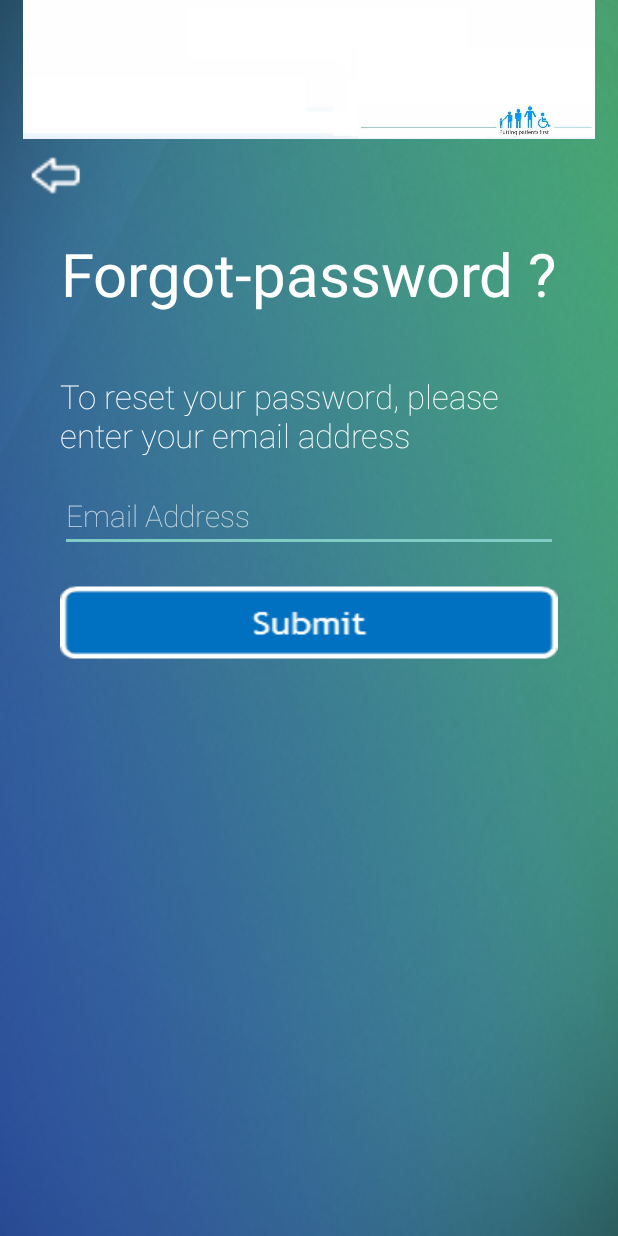
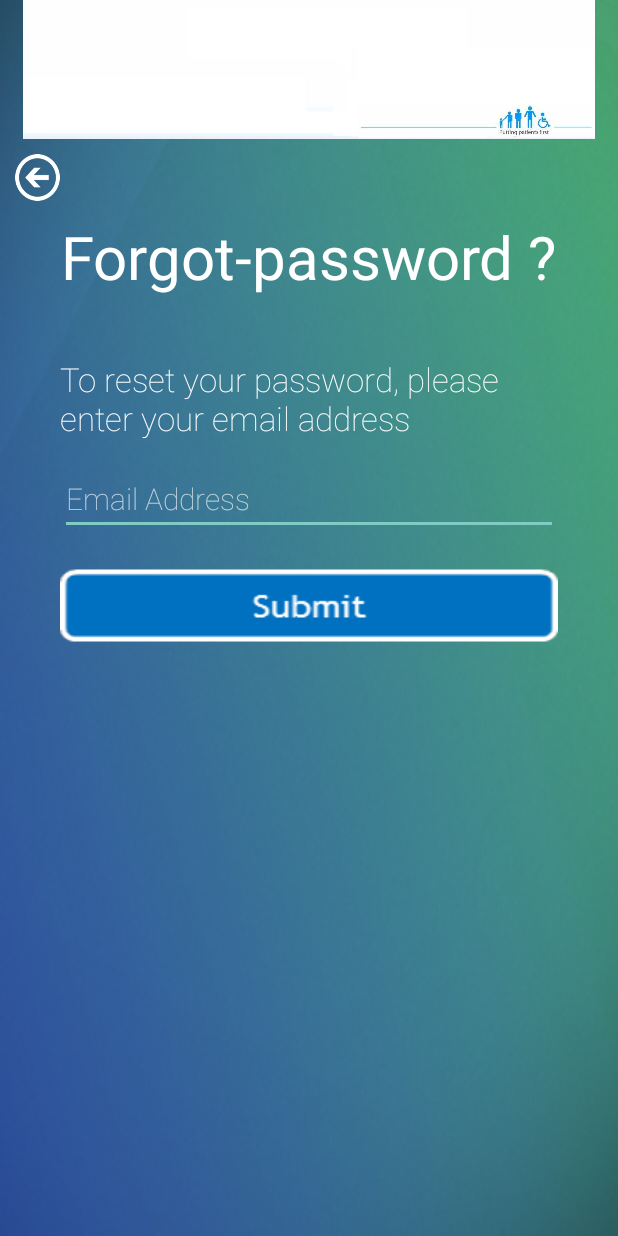
Before and after one commit to jomingeorge94/Hospitality, an Android app: the ForgotPassword screen opened directly, with no data from a screen before it, on a phone screen of 412 x 824 dp. Run offline under Robolectric (Android 15) with nearby library versions, the phone set to English and light mode, and no system bars.

Commit message:
Navigation back button

```diff
--- a/app/src/main/res/layout/forgot_password.xml
+++ b/app/src/main/res/layout/forgot_password.xml
@@ -25,12 +25,13 @@
 
     <LinearLayout
         android:orientation="vertical"
-        android:layout_width="fill_parent"
-        android:layout_height="60dp"
+        android:layout_width="30dp"
+        android:layout_height="31dp"
         android:weightSum="1"
-        android:layout_marginTop="-7dp"
-        android:background="@mipmap/navigation_head_backbutton"
-        android:id="@+id/back_button">
+        android:id="@+id/back_button"
+        android:background="@drawable/navigation_back"
+        android:layout_marginTop="10dp"
+        android:layout_marginLeft="10dp">
 
     </LinearLayout>
 
```
Also changed, not shown: app/src/main/res/layout/main_activity.xml (+6 -4 lines), app/src/main/res/layout/register.xml (+6 -5 lines), app/src/main/res/drawable/log_out.png (added), app/src/main/res/drawable/navigation_back.png (added), app/src/main/res/mipmap-hdpi/navigation_head_backbutton.png (deleted).
